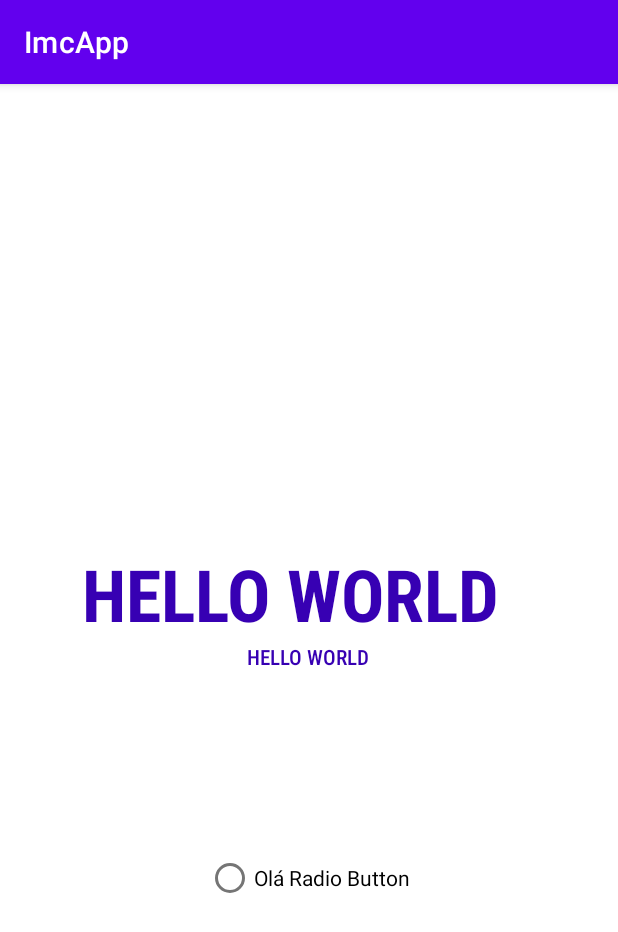
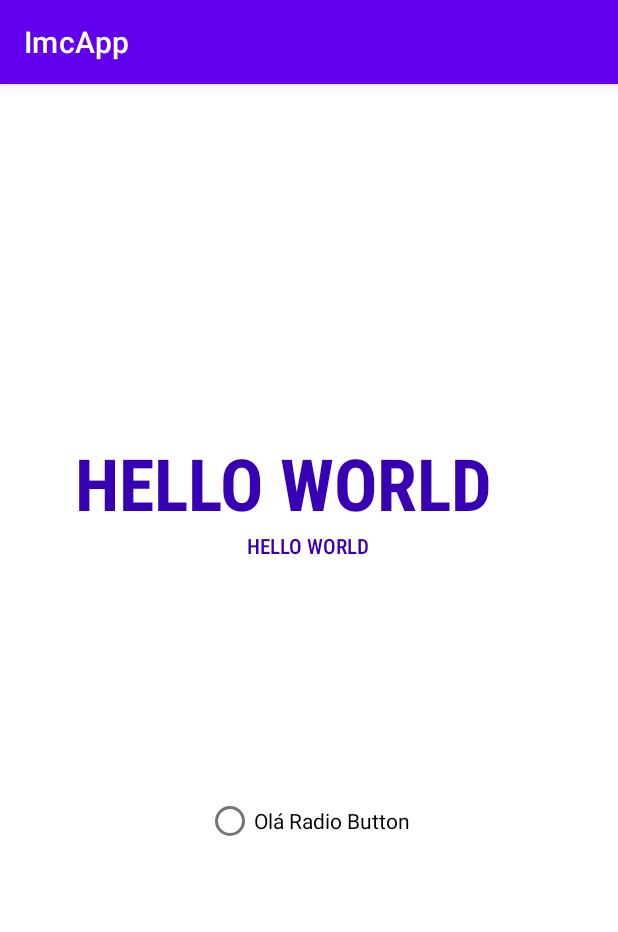
Before and after one commit to clovisdanielcosta/kotlin-calculadora-imc, an Android app: the ResultActivity screen opened directly, with no data from a screen before it, on a phone screen of 412 x 824 dp. Shown: the top 932 px of the screen. Run offline under Robolectric (Android 15) with nearby library versions, the phone set to English and light mode, and no system bars.

Commit message:
Adjust to fix git version...

```diff
--- a/app/src/main/res/layout/activity_result.xml
+++ b/app/src/main/res/layout/activity_result.xml
@@ -17,10 +17,10 @@
         android:textStyle="bold"
         app:layout_constraintBottom_toBottomOf="parent"
         app:layout_constraintEnd_toEndOf="parent"
-        app:layout_constraintHorizontal_bias="0.406"
+        app:layout_constraintHorizontal_bias="0.375"
         app:layout_constraintStart_toStartOf="parent"
         app:layout_constraintTop_toTopOf="parent"
-        app:layout_constraintVertical_bias="0.437"
+        app:layout_constraintVertical_bias="0.332"
         tools:ignore="HardcodedText" />
 
     <TextView
```
